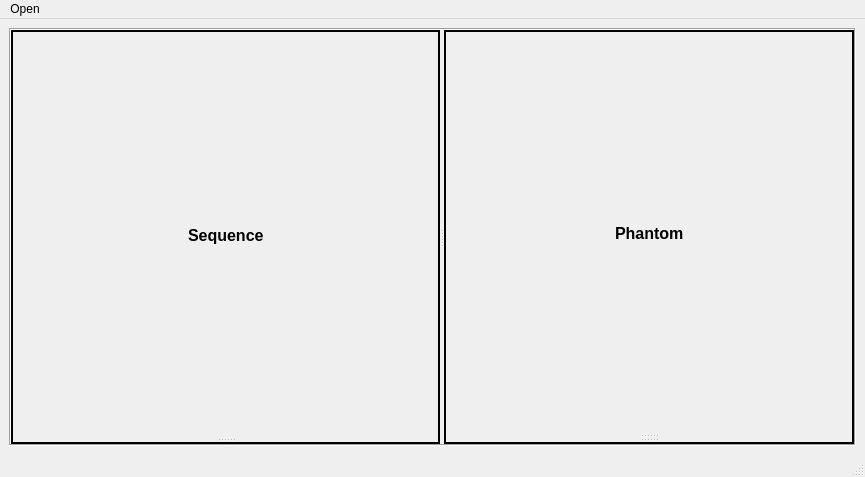
Above: src/ui/MRI_Simulator_GUI.ui from MOHAMEDMANSOUR20/MRI_Simulation before the change. Below: the same form after it.
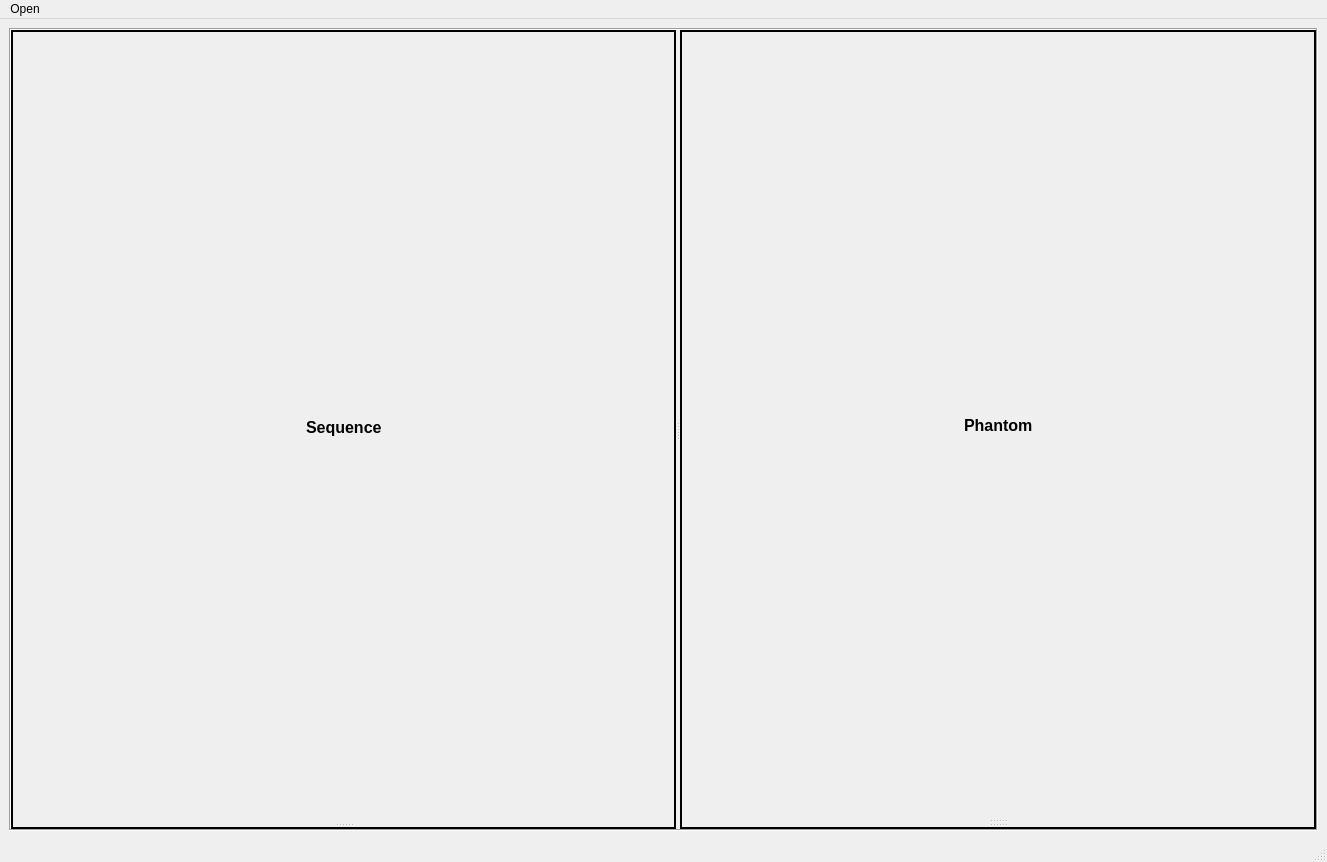
That is the form after the change.

The edit to the form file:
```diff
--- a/src/ui/MRI_Simulator_GUI.ui
+++ b/src/ui/MRI_Simulator_GUI.ui
@@ -6,8 +6,8 @@
    <rect>
     <x>0</x>
     <y>0</y>
-    <width>865</width>
-    <height>477</height>
+    <width>1327</width>
+    <height>862</height>
    </rect>
   </property>
   <property name="windowTitle">
@@ -151,7 +151,7 @@
     <rect>
      <x>0</x>
      <y>0</y>
-     <width>865</width>
+     <width>1327</width>
      <height>26</height>
     </rect>
    </property>
```
